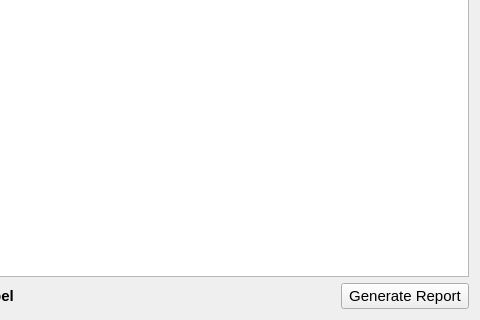
First picture: the form in estorecpp/salessummarybyitems.ui, repository Watti/estorecpp, before the edit; both pictures show x 137 to 617 and y 95 to 415 of the 617 by 415 pixel window.
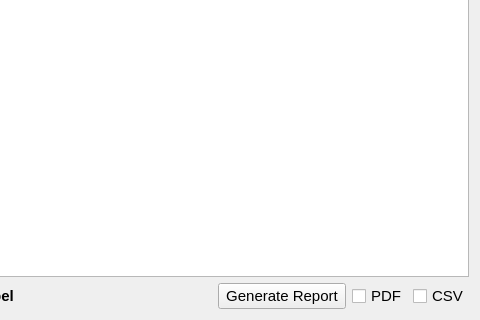
Second picture: the form after the edit.

Commit message: pdf/csv check boxes added to reports

What changed in the file:
```diff
--- a/estorecpp/salessummarybyitems.ui
+++ b/estorecpp/salessummarybyitems.ui
@@ -181,6 +181,30 @@
          </property>
         </widget>
        </item>
+       <item>
+        <widget class="QCheckBox" name="pdf">
+         <property name="font">
+          <font>
+           <pointsize>11</pointsize>
+          </font>
+         </property>
+         <property name="text">
+          <string>PDF</string>
+         </property>
+        </widget>
+       </item>
+       <item>
+        <widget class="QCheckBox" name="csv">
+         <property name="font">
+          <font>
+           <pointsize>11</pointsize>
+          </font>
+         </property>
+         <property name="text">
+          <string>CSV</string>
+         </property>
+        </widget>
+       </item>
       </layout>
      </item>
     </layout>
```
The commit also changes 12 other files.
